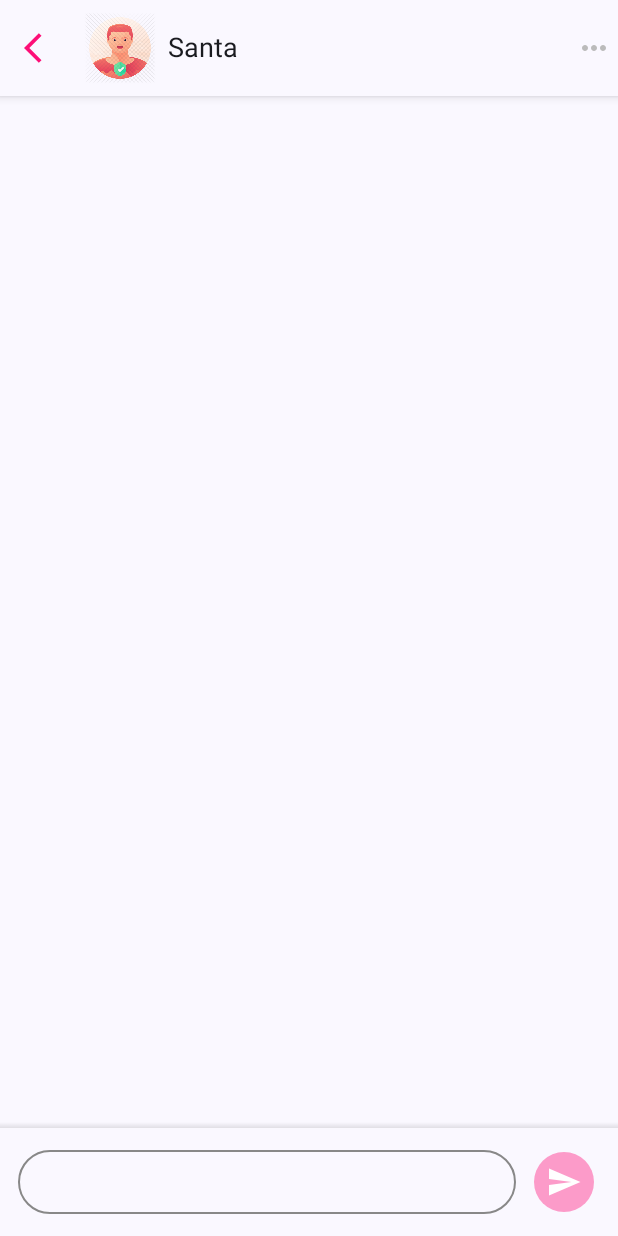
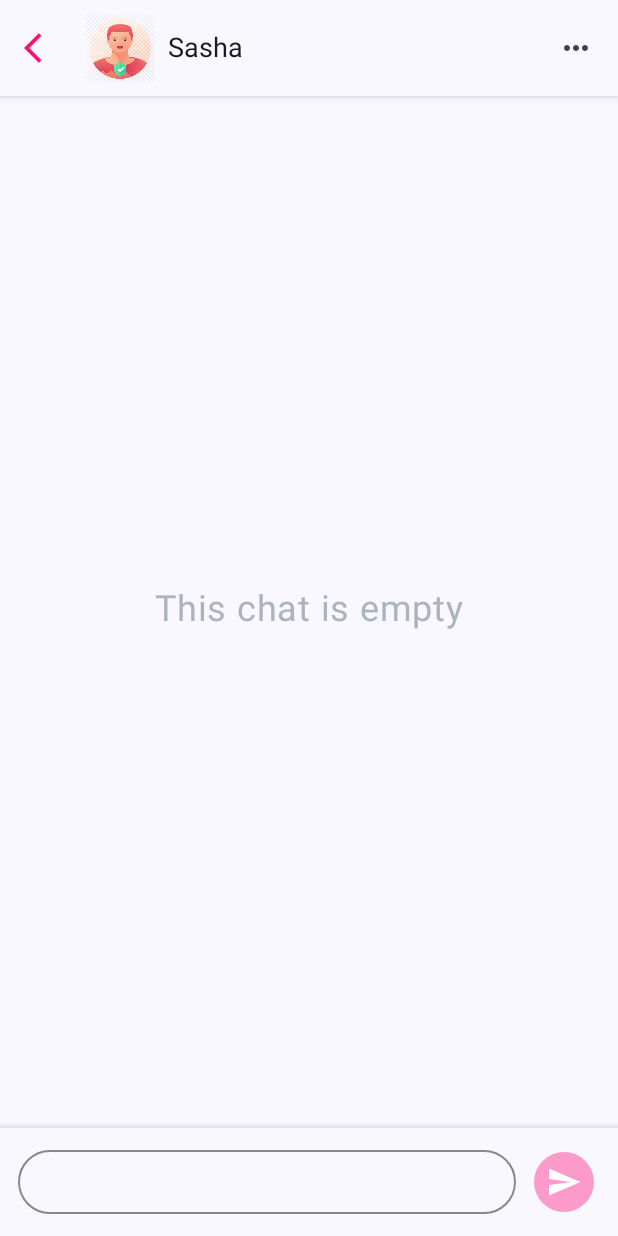
Before and after one commit to andro-jedi/ExerciseChat, an Android app built with Jetpack Compose: the screen it shows after launch (MainActivity), after a tap on an icon or button, on a phone screen of 412 x 824 dp. Run offline under Robolectric (Android 15) with nearby library versions, the phone set to English and light mode, and no system bars; our stand-ins replace Room's generated code; 1 other tap on this screen came first.

Commit message:
Implement chat functional and UI

```diff
--- a/app/src/main/java/com/exercisechat/MainActivity.kt
+++ b/app/src/main/java/com/exercisechat/MainActivity.kt
@@ -66,10 +66,13 @@ class MainActivity : ComponentActivity() {
                 MessagesScreen(
                     navController = navController,
                     senderUser = currentUser,
-                    receiverUser = currentUser, // TODO
+                    receiverUser = uiState.value.receiverUser, // TODO
                     messages = uiState.value.messages,
                     onSendMessage = { message ->
                         viewModel.sendMessage(message)
+                    },
+                    onChatCleared = {
+                        viewModel.clearChat()
                     }
                 )
             }
--- a/app/src/main/java/com/exercisechat/data/MessageRepository.kt
+++ b/app/src/main/java/com/exercisechat/data/MessageRepository.kt
@@ -4,6 +4,18 @@ import kotlinx.coroutines.flow.Flow
 
 interface MessageRepository {
 
+    /**
+     * Observe a chat between two users
+     */
     suspend fun observeChat(senderUserId: Int, receiverUserId: Int): Flow<List<Message>>
+
+    /**
+     * Add new message to the chat
+     */
     suspend fun add(message: Message)
+
+    /**
+     * Clear chat between two users
+     */
+    suspend fun clearChat(currentUserId: Int, receiverUserId: Int)
 }
--- a/app/src/main/java/com/exercisechat/data/MessageRepositoryImpl.kt
+++ b/app/src/main/java/com/exercisechat/data/MessageRepositoryImpl.kt
@@ -1,11 +1,9 @@
 package com.exercisechat.data
 
 import com.exercisechat.data.source.local.MessageDao
-import com.exercisechat.data.source.local.UserDao
 import kotlinx.coroutines.flow.Flow
 
 class MessageRepositoryImpl(
-    private val userDao: UserDao,
     private val messageDao: MessageDao
 ) : MessageRepository {
 
@@ -16,4 +14,8 @@ class MessageRepositoryImpl(
     override suspend fun add(message: Message) {
         messageDao.insert(message)
     }
+
+    override suspend fun clearChat(currentUserId: Int, receiverUserId: Int) {
+        messageDao.deleteAllMessagesBetween(currentUserId, receiverUserId)
+    }
 }
--- a/app/src/main/java/com/exercisechat/data/source/local/MessageDao.kt
+++ b/app/src/main/java/com/exercisechat/data/source/local/MessageDao.kt
@@ -14,4 +14,8 @@ interface MessageDao {
 
     @Delete
     suspend fun delete(message: Message)
+
+    @Transaction
+    @Query("DELETE FROM message WHERE senderUserId = :senderId AND receiverUserId = :receiverId")
+    suspend fun deleteAllMessagesBetween(senderId: Int, receiverId: Int)
 }
--- a/app/src/main/java/com/exercisechat/di/ViewModelModule.kt
+++ b/app/src/main/java/com/exercisechat/di/ViewModelModule.kt
@@ -8,5 +8,5 @@ import org.koin.dsl.module
 
 val viewModelModule = module {
     viewModelOf(::UsersViewModel)
-    viewModel { parameters -> MessageViewModel(currentUserId = parameters.get(), receiverUserId = parameters.get(), get()) }
+    viewModel { parameters -> MessageViewModel(currentUserId = parameters.get(), receiverUserId = parameters.get(), get(), get()) }
 }
--- a/app/src/main/java/com/exercisechat/ui/messages/MessageViewModel.kt
+++ b/app/src/main/java/com/exercisechat/ui/messages/MessageViewModel.kt
@@ -2,43 +2,57 @@ package com.exercisechat.ui.messages
 
 import androidx.lifecycle.ViewModel
 import androidx.lifecycle.viewModelScope
-import com.exercisechat.data.Message
-import com.exercisechat.data.MessageRepository
-import kotlinx.coroutines.flow.MutableStateFlow
-import kotlinx.coroutines.flow.StateFlow
-import kotlinx.coroutines.flow.asStateFlow
+import com.exercisechat.data.*
+import kotlinx.coroutines.flow.*
 import kotlinx.coroutines.launch
+import java.time.Instant
 
 data class MessageUiState(
-    val receiverUserId: Int,
-    val messages: List<Message>
+    val messages: List<Message>,
+    val receiverUser: User? = null
 )
 
 class MessageViewModel(
     private val currentUserId: Int,
     private val receiverUserId: Int,
     private val messageRepository: MessageRepository,
+    private val userRepository: UserRepository
 ) : ViewModel() {
 
-    private val _uiState = MutableStateFlow(MessageUiState(receiverUserId, emptyList()))
+    private val _uiState = MutableStateFlow(MessageUiState(emptyList()))
     val uiState: StateFlow<MessageUiState> = _uiState.asStateFlow()
 
     init {
         viewModelScope.launch {
-//            messageRepository.observeAll().collect { users ->
-//                _uiState.update { it.copy(users = users) }
-//            }
+            userRepository.get(receiverUserId)?.let { user ->
+                _uiState.update { it.copy(receiverUser = user) }
+            }
+        }
+
+        viewModelScope.launch {
+            messageRepository.observeChat(currentUserId, receiverUserId).collect { messages ->
+                _uiState.update { it.copy(messages = messages) }
+            }
         }
     }
 
     fun sendMessage(message: String) {
         viewModelScope.launch {
-//            messageRepository.add(
-//                Message(
-//                    text = message,
-//
-//                )
-//            )
+            messageRepository.add(
+                Message(
+                    text = message,
+                    currentUserId,
+                    receiverUserId,
+                    MessageStatus.SENT,
+                    Instant.now()
+                )
+            )
+        }
+    }
+
+    fun clearChat() {
+        viewModelScope.launch {
+            messageRepository.clearChat(currentUserId, receiverUserId)
         }
     }
 }
--- a/app/src/main/java/com/exercisechat/ui/messages/MessagesScreen.kt
+++ b/app/src/main/java/com/exercisechat/ui/messages/MessagesScreen.kt
@@ -4,7 +4,7 @@ import androidx.annotation.IntRange
 import androidx.compose.foundation.*
 import androidx.compose.foundation.layout.*
 import androidx.compose.foundation.lazy.LazyColumn
-import androidx.compose.foundation.lazy.items
+import androidx.compose.foundation.lazy.itemsIndexed
 import androidx.compose.foundation.shape.RoundedCornerShape
 import androidx.compose.foundation.text.*
 import androidx.compose.material3.*
@@ -16,11 +16,12 @@ import androidx.compose.ui.draw.shadow
 import androidx.compose.ui.focus.onFocusChanged
 import androidx.compose.ui.graphics.*
 import androidx.compose.ui.res.painterResource
+import androidx.compose.ui.res.stringResource
 import androidx.compose.ui.text.font.FontWeight
 import androidx.compose.ui.text.input.ImeAction
 import androidx.compose.ui.text.input.TextFieldValue
-import androidx.compose.ui.text.style.TextAlign
 import androidx.compose.ui.tooling.preview.Preview
+import androidx.compose.ui.unit.Dp
 import androidx.compose.ui.unit.dp
 import androidx.compose.ui.unit.sp
 import androidx.navigation.NavHostController
@@ -31,27 +32,37 @@ import com.exercisechat.data.MessageStatus
 import com.exercisechat.data.User
 import com.exercisechat.ui.theme.Colors
 import com.exercisechat.ui.theme.ExerciseChatTheme
+import java.time.Duration
 import java.time.Instant
 import java.time.ZoneId
 import java.time.format.DateTimeFormatter
+
+private const val SMALL_MESSAGE_SPACING = 4
+private const val LARGE_MESSAGE_SPACING = 12
+private val applyLargeSpacingAfter = Duration.ofSeconds(20)
+
+private val timestampFormatter = DateTimeFormatter.ofPattern("EEEE HH:mm").withZone(ZoneId.systemDefault())
 
 @OptIn(ExperimentalMaterial3Api::class)
 @Composable
 fun MessagesScreen(
     navController: NavHostController,
     senderUser: User,
-    receiverUser: User,
+    receiverUser: User?,
     messages: List<Message>,
-    onSendMessage: (message: String) -> Unit
+    onSendMessage: (message: String) -> Unit,
+    onChatCleared: () -> Unit
 ) {
     Scaffold(
         topBar = {
+            var showMenu by remember { mutableStateOf(false) }
             TopAppBar(
                 modifier = Modifier
                     .shadow(4.dp)
                     .background(MaterialTheme.colorScheme.primary),
                 title = {
-                    Row(modifier = Modifier.fillMaxWidth(), verticalAlignment = Alignment.CenterVertically) {
+                    Row(modifier = Modifier.wrapContentWidth(), verticalAlignment = Alignment.CenterVertically) {
+                        if (receiverUser != null) {
                             Image(
                                 modifier = Modifier.size(48.dp),
                                 painter = painterResource(id = getUserAvatar(receiverUser.avatarId)),
@@ -62,6 +73,7 @@ fun MessagesScreen(
                                 text = receiverUser.firstName,
                                 fontSize = 18.sp
                             )
+                        }
                     }
                 },
                 navigationIcon = {
@@ -75,10 +87,21 @@ fun MessagesScreen(
                     })
                 },
                 actions = {
-                    Image(
-                        painter = painterResource(id = R.drawable.baseline_more_horiz_24),
-                        contentDescription = "avatar"
+                    IconButton(onClick = { showMenu = !showMenu }) {
+                        Icon(painter = painterResource(id = R.drawable.baseline_more_horiz_24), contentDescription = "More")
+                    }
+                    DropdownMenu(
+                        expanded = showMenu,
+                        onDismissRequest = { showMenu = false }
+                    ) {
+                        DropdownMenuItem(
+                            text = { Text("Clear history") },
+                            onClick = {
+                                onChatCleared()
+                                showMenu = false
+                            }
                         )
+                    }
                 }
             )
         }
@@ -86,13 +109,28 @@ fun MessagesScreen(
         Column(
             modifier = Modifier
                 .fillMaxSize()
-                .padding(innerPadding)
+                .padding(innerPadding),
+            horizontalAlignment = Alignment.CenterHorizontally
         ) {
+            if (messages.isEmpty()) {
+                Text(
+                    modifier = Modifier
+                        .wrapContentSize()
+                        .weight(1f),
+                    color = Colors.DarkGrey,
+                    text = stringResource(id = R.string.text_empty_chat),
+                    fontSize = 24.sp
+                )
+            } else {
                 MessagesColumn(
-                modifier = Modifier.padding(12.dp),
+                    modifier = Modifier
+                        .padding(12.dp)
+                        .fillMaxSize()
+                        .weight(1f),
                     messages = messages,
                     senderUser = senderUser,
                 )
+            }
             Spacer(
                 modifier = Modifier
                     .height(4.dp)
@@ -157,6 +195,7 @@ fun MessageInputField(
             keyboardActions = KeyboardActions(
                 onSend = { sendMessage() }
             ),
+            maxLines = 5,
             textStyle = MaterialTheme.typography.bodyLarge.copy(fontSize = 16.sp)
         )
 
@@ -183,46 +222,81 @@ fun MessageInputField(
 }
 
 @Composable
-private fun ColumnScope.MessagesColumn(
+private fun MessagesColumn(
     modifier: Modifier = Modifier,
     messages: List<Message>,
     senderUser: User
 ) {
-    var previousTimestamp: Instant? by remember { mutableStateOf(null) }
+    /**
+     * Returns the spacing between the current message and the previous message.
+     *
+     * @param previousMessage the previous message, or null if this is the first message
+     * @return large or small spacing
+     */
+    fun getMessageSpacing(previousMessage: Message?, currentMessage: Message): Dp {
+        if (previousMessage == null) return SMALL_MESSAGE_SPACING.dp
+
+        return if (previousMessage.senderUserId == currentMessage.senderUserId
+            && Duration.between(
+                previousMessage.timestamp,
+                currentMessage.timestamp
+            ).seconds < applyLargeSpacingAfter.seconds
+        ) {
+            SMALL_MESSAGE_SPACING.dp
+        } else {
+            LARGE_MESSAGE_SPACING.dp
+        }
+    }
+
     LazyColumn(
-        modifier = modifier
-            .fillMaxSize()
-            .weight(1f),
+        modifier = modifier,
         reverseLayout = true
     ) {
-        items(messages) { message ->
-            val messageTime = message.timestamp
-            val formatter = DateTimeFormatter.ofPattern("EEE HH:mm").withZone(ZoneId.systemDefault())
-            val currentDateTime = formatter.format(messageTime)
-            val previousDateTime = previousTimestamp?.let { formatter.format(it) }
+        itemsIndexed(messages) { index, message ->
+            // access the previous item if it exists
+            // since array is sorted by descending we are using next index, not previous
+            val previousMessage = messages.getOrNull(index + 1)
 
-            if (previousTimestamp == null || previousDateTime != currentDateTime) {
-                Text(
-                    text = currentDateTime,
-                    modifier = Modifier
-                        .fillMaxWidth()
-                        .padding(vertical = 8.dp),
-                    style = MaterialTheme.typography.bodySmall.copy(
-                        fontWeight = FontWeight.Light,
-                        color = Color.Gray
-                    ),
-                    textAlign = TextAlign.Center
-                )
-            }
-
-            previousTimestamp = messageTime
-
+            val messageSpacing = getMessageSpacing(previousMessage, message)
             MessageBubble(
+                modifier = Modifier.padding(top = messageSpacing, start = 48.dp),
                 text = message.text,
                 status = MessageStatus.SENT,
                 isCurrentUser = message.senderUserId == senderUser.id
             )
+
+            // display timestamp if a previous message was sent more than an hour ago, or there is no previous messages
+            if (previousMessage == null) {
+                MessageTimestamp(message.timestamp)
+            } else {
+                val messageAge = Duration.between(previousMessage.timestamp, message.timestamp)
+                if (messageAge.toHours() > 1) {
+                    MessageTimestamp(message.timestamp)
                 }
+            }
+        }
+    }
+}
+
+@Composable
+private fun MessageTimestamp(timestamp: Instant) {
+    val (day, time) = timestampFormatter.format(timestamp).split(" ")
+
+    Row(modifier = Modifier.fillMaxWidth(), horizontalArrangement = Arrangement.Center) {
+        Text(
+            modifier = Modifier
+                .wrapContentWidth(),
+            text = day,
+            color = Colors.DarkGrey,
+            fontWeight = FontWeight.Bold
+        )
+        Spacer(modifier = Modifier.width(4.dp))
+        Text(
+            modifier = Modifier
+                .wrapContentWidth(),
+            text = time,
+            color = Colors.DarkGrey
+        )
     }
 }
 
@@ -230,25 +304,25 @@ private fun ColumnScope.MessagesColumn(
 private fun MessageBubble(
     text: String,
     status: MessageStatus,
-    isCurrentUser: Boolean
+    isCurrentUser: Boolean,
+    modifier: Modifier = Modifier
 ) {
     Row(
-        modifier = Modifier
+        modifier = modifier
             .fillMaxWidth(),
-        horizontalArrangement = if (isCurrentUser) Arrangement.Start else Arrangement.End
+        horizontalArrangement = if (isCurrentUser) Arrangement.End else Arrangement.Start
     ) {
         Box(
             modifier = Modifier
                 .background(
-                    color = if (isCurrentUser) Colors.LightGrey else Colors.BubblePink,
+                    color = if (isCurrentUser) Colors.BubblePink else Colors.LightGrey,
                     shape = RoundedCornerShape(
                         topStart = 16.dp,
                         topEnd = 16.dp,
-                        bottomEnd = if (isCurrentUser) 16.dp else 0.dp,
-                        bottomStart = if (isCurrentUser) 0.dp else 16.dp
+                        bottomEnd = if (isCurrentUser) 0.dp else 16.dp,
+                        bottomStart = if (isCurrentUser) 16.dp else 0.dp
                     )
                 )
-                .widthIn(max = 250.dp)
         ) {
             BasicText(
                 modifier = Modifier
@@ -256,11 +330,11 @@ private fun MessageBubble(
                     .padding(16.dp),
                 text = text,
                 style = MaterialTheme.typography.bodyLarge.copy(
-                    color = if (isCurrentUser) Color.DarkGray else Color.White,
+                    color = if (isCurrentUser) Color.White else Color.DarkGray,
                     fontSize = 16.sp
                 )
             )
-            if (!isCurrentUser) {
+            if (isCurrentUser) {
                 val statusColor = when (status) {
                     MessageStatus.SENT -> Colors.StatusSent
                     MessageStatus.DELIVERED -> Colors.StatusDelivered
@@ -308,13 +382,37 @@ private fun MessagesScreenPreview() {
             messages = listOf(
                 Message(
                     text = "Hello World!",
-                    senderUserId = 1,
-                    receiverUserId = 2,
+                    senderUserId = 2,
+                    receiverUserId = 1,
                     status = MessageStatus.SENT,
                     Instant.ofEpochSecond(123456789)
                 )
             ),
-            onSendMessage = {}
+            onSendMessage = {},
+            onChatCleared = {}
+        )
+    }
+}
+
+@Preview(showBackground = true)
+@Composable
+private fun MessagesEmptyChatPreview() {
+    ExerciseChatTheme {
+        MessagesScreen(
+            navController = rememberNavController(),
+            receiverUser = User(
+                firstName = "First",
+                lastName = "Last",
+                avatarId = 2
+            ).apply { id = 1 },
+            senderUser = User(
+                firstName = "Second",
+                lastName = "Last",
+                avatarId = 3
+            ).apply { id = 2 },
+            messages = emptyList(),
+            onSendMessage = {},
+            onChatCleared = {}
         )
     }
 }
@@ -339,3 +437,11 @@ private fun MessagesInputPreview() {
         }
     }
 }
+
+@Preview
+@Composable
+private fun MessagesTimestampPreview() {
+    ExerciseChatTheme {
+        MessageTimestamp(timestamp = Instant.now())
+    }
+}
--- a/app/src/main/java/com/exercisechat/ui/theme/Color.kt
+++ b/app/src/main/java/com/exercisechat/ui/theme/Colors.kt
@@ -13,6 +13,7 @@ object Colors {
     val Pink40 = Color(0xFF7D5260)
 
     val LightGrey = Color(0xfff0f5fa)
+    val DarkGrey = Color(0xffaab4b9)
     val BubblePink = Color(0xffff0f78)
 
     val StatusSent = Color(0xffc8cdd2)
--- a/app/src/main/res/values/strings.xml
+++ b/app/src/main/res/values/strings.xml
@@ -1,3 +1,4 @@
 <resources>
     <string name="app_name">ChatExercise</string>
+    <string name="text_empty_chat">This chat is empty</string>
 </resources>
```
Lines whose indentation alone changed are shown as unchanged.
